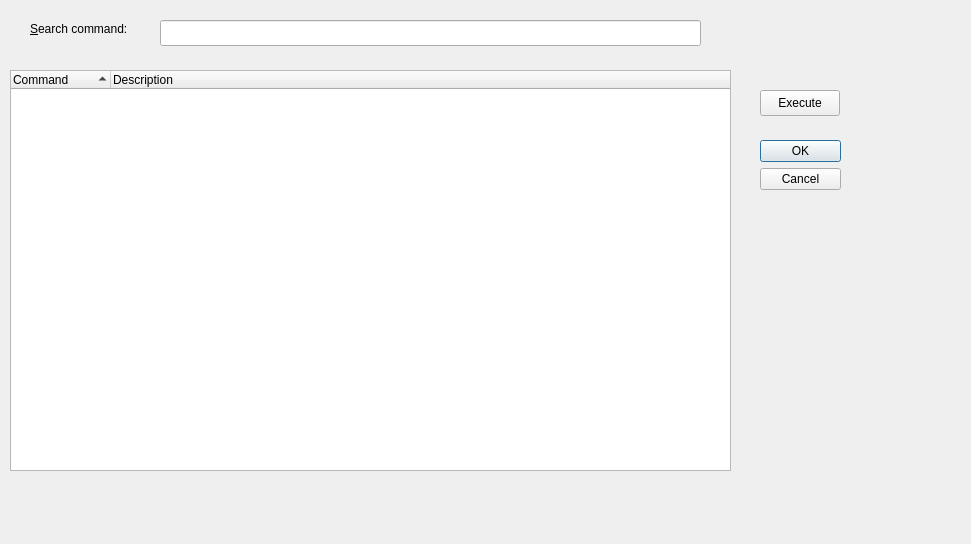
Old version of the form src/modules/help/searchcommanddialog.ui in the repository lbellonda/qxmledit.
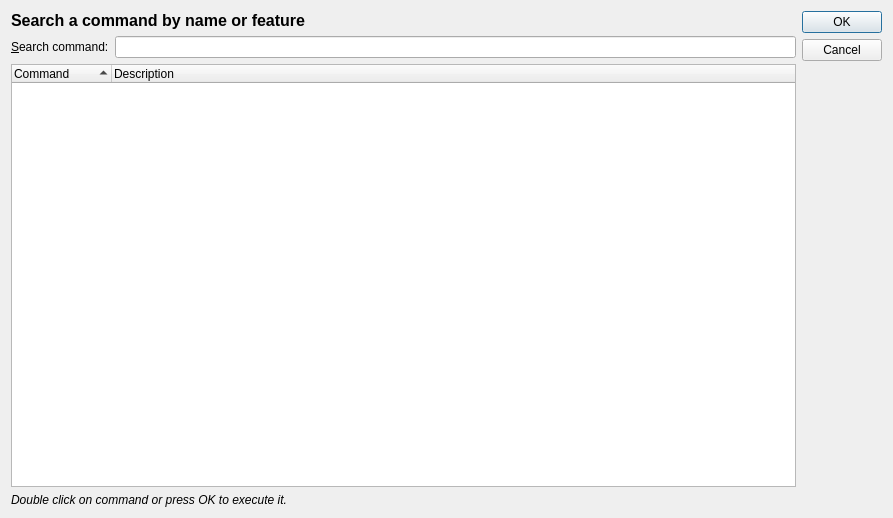
New version of the form. Icons and pictures are not drawn.

Commit message: b-170 added button to toolbar for search of commands and some test.

What changed in the file:
```diff
--- a/src/modules/help/searchcommanddialog.ui
+++ b/src/modules/help/searchcommanddialog.ui
@@ -6,8 +6,8 @@
    <rect>
     <x>0</x>
     <y>0</y>
-    <width>971</width>
-    <height>544</height>
+    <width>893</width>
+    <height>518</height>
    </rect>
   </property>
   <property name="windowTitle">
@@ -17,41 +17,27 @@
    <iconset resource="../../risorse.qrc">
     <normaloff>:/icon/images/icon.png</normaloff>:/icon/images/icon.png</iconset>
   </property>
-  <widget class="QDialogButtonBox" name="buttonBox">
-   <property name="geometry">
-    <rect>
-     <x>760</x>
-     <y>140</y>
-     <width>81</width>
-     <height>111</height>
-    </rect>
-   </property>
-   <property name="orientation">
-    <enum>Qt::Vertical</enum>
-   </property>
-   <property name="standardButtons">
-    <set>QDialogButtonBox::Cancel|QDialogButtonBox::Ok</set>
-   </property>
-  </widget>
-  <widget class="QLineEdit" name="search">
-   <property name="geometry">
-    <rect>
-     <x>160</x>
-     <y>20</y>
-     <width>541</width>
-     <height>26</height>
-    </rect>
-   </property>
-  </widget>
+  <layout class="QHBoxLayout" name="horizontalLayout">
+   <item>
+    <layout class="QVBoxLayout" name="verticalLayout">
+     <item>
+      <widget class="QLabel" name="label_2">
+       <property name="font">
+        <font>
+         <pointsize>12</pointsize>
+         <weight>75</weight>
+         <bold>true</bold>
+        </font>
+       </property>
+       <property name="text">
+        <string>Search a command by name or feature</string>
+       </property>
+      </widget>
+     </item>
+     <item>
+      <layout class="QFormLayout" name="formLayout">
+       <item row="0" column="0">
   <widget class="QLabel" name="label">
-   <property name="geometry">
-    <rect>
-     <x>30</x>
-     <y>20</y>
-     <width>121</width>
-     <height>18</height>
-    </rect>
-   </property>
    <property name="text">
     <string>&amp;Search command:</string>
    </property>
@@ -59,15 +45,14 @@
     <cstring>search</cstring>
    </property>
   </widget>
+       </item>
+       <item row="0" column="1">
+        <widget class="QLineEdit" name="search"/>
+       </item>
+      </layout>
+     </item>
+     <item>
   <widget class="QTreeWidget" name="commands">
-   <property name="geometry">
-    <rect>
-     <x>10</x>
-     <y>70</y>
-     <width>721</width>
-     <height>401</height>
-    </rect>
-   </property>
    <property name="editTriggers">
     <set>QAbstractItemView::NoEditTriggers</set>
    </property>
@@ -97,19 +82,55 @@
     </property>
    </column>
   </widget>
-  <widget class="QPushButton" name="pushButton">
-   <property name="geometry">
-    <rect>
-     <x>760</x>
-     <y>90</y>
-     <width>80</width>
-     <height>26</height>
-    </rect>
+     </item>
+     <item>
+      <widget class="QLabel" name="label_3">
+       <property name="font">
+        <font>
+         <italic>true</italic>
+        </font>
    </property>
    <property name="text">
-    <string>Execute</string>
-   </property>
-  </widget>
+        <string>Double click on command or press OK to execute it.</string>
+       </property>
+      </widget>
+     </item>
+    </layout>
+   </item>
+   <item>
+    <layout class="QVBoxLayout" name="verticalLayout_2">
+     <item>
+      <widget class="QDialogButtonBox" name="buttonBox">
+       <property name="sizePolicy">
+        <sizepolicy hsizetype="Fixed" vsizetype="Maximum">
+         <horstretch>0</horstretch>
+         <verstretch>0</verstretch>
+        </sizepolicy>
+       </property>
+       <property name="orientation">
+        <enum>Qt::Vertical</enum>
+       </property>
+       <property name="standardButtons">
+        <set>QDialogButtonBox::Cancel|QDialogButtonBox::Ok</set>
+       </property>
+      </widget>
+     </item>
+     <item>
+      <spacer name="verticalSpacer">
+       <property name="orientation">
+        <enum>Qt::Vertical</enum>
+       </property>
+       <property name="sizeHint" stdset="0">
+        <size>
+         <width>20</width>
+         <height>40</height>
+        </size>
+       </property>
+      </spacer>
+     </item>
+    </layout>
+   </item>
+  </layout>
  </widget>
  <resources>
   <include location="../../risorse.qrc"/>
```
Lines whose indentation alone changed are shown as unchanged. The commit also changes 9 other files.
